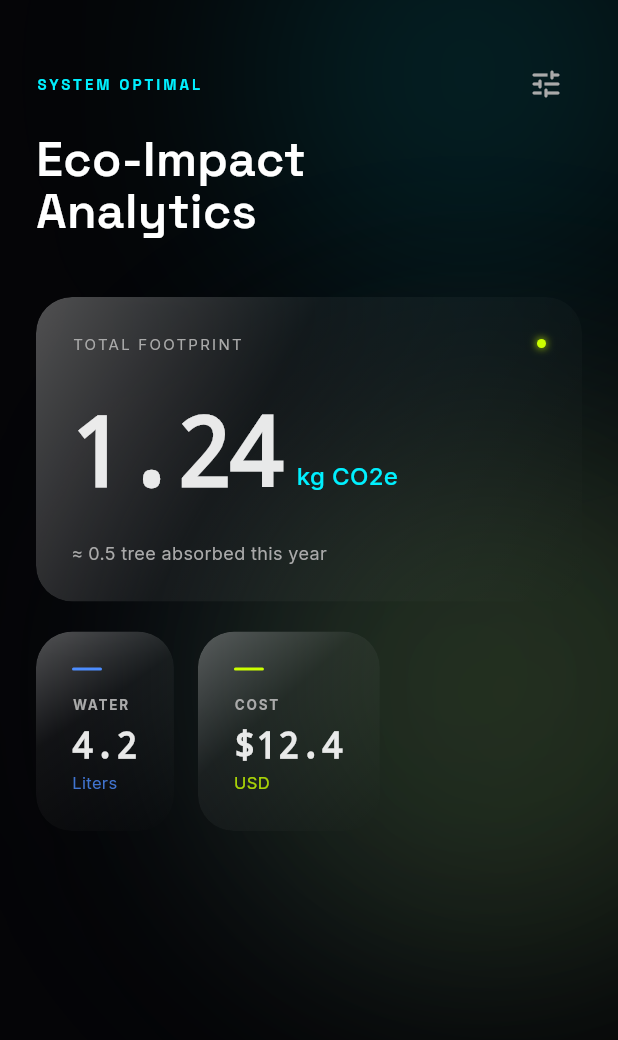
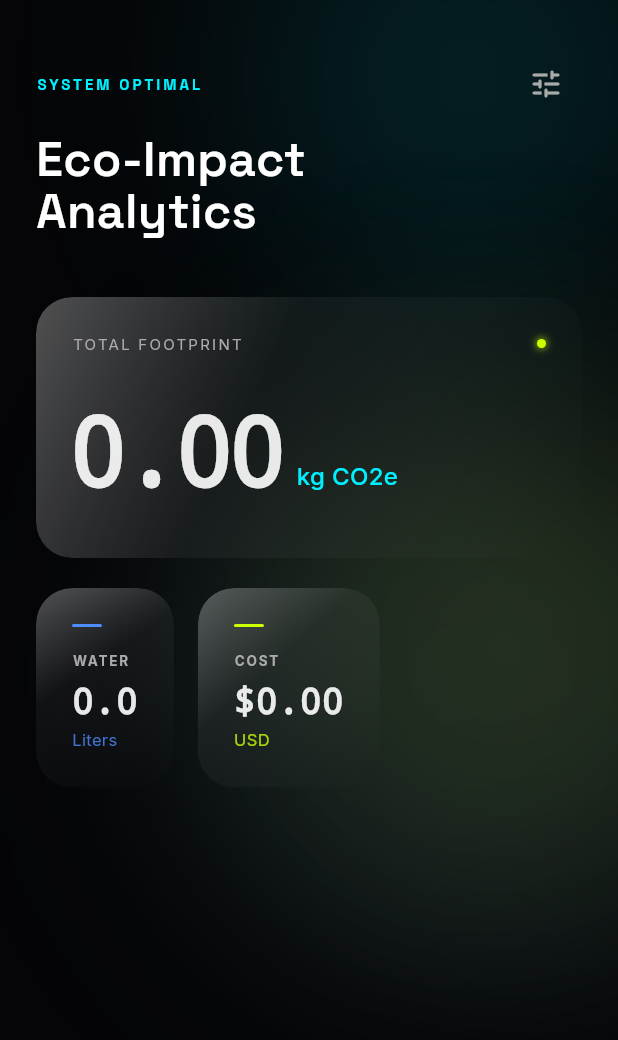
Before and after one commit to julien23ferver/NeuraGreen, a Flutter app: the screen it shows after launch, on a phone screen of 412 x 824 dp. Shown: the top 1040 px of the screen. Run offline on Flutter 3.47's test engine with Material 3 defaults, Android fonts, the light colour scheme and no system bars; drawn by our look-alikes of flutter_animate; our stand-ins replace dio, flutter_riverpod, flutter_secure_storage, google_fonts, hive; accounts and stored records are empty; generated files the repository leaves out were written again.

Commit message:
feat: Display real OpenAI usage data on Dashboard

```diff
--- /dev/null
+++ b/lib/data/models/openai_invoice_item.dart
@@ -0,0 +1,19 @@
+class OpenAIInvoiceItem {
+  final String name;
+  final int quantity; // Total tokens
+  final double cost; // In USD cents
+
+  OpenAIInvoiceItem({
+    required this.name,
+    required this.quantity,
+    required this.cost,
+  });
+
+  factory OpenAIInvoiceItem.fromJson(Map<String, dynamic> json) {
+    return OpenAIInvoiceItem(
+      name: json['name'],
+      quantity: json['quantity'],
+      cost: json['cost'] / 100.0, // Convert cents to dollars
+    );
+  }
+}
--- a/lib/features/dashboard/dashboard_screen.dart
+++ b/lib/features/dashboard/dashboard_screen.dart
@@ -3,10 +3,9 @@ import 'package:flutter/material.dart';
 import 'package:google_fonts/google_fonts.dart';
 import 'package:flutter_animate/flutter_animate.dart';
 import '../../core/app_colors.dart';
+import '../../data/models/openai_invoice_item.dart';
 import '../../presentation/widgets/glass_card.dart';
 import '../settings/settings_screen.dart';
-import '../../core/services/openai_service.dart';
-
 import '../../core/services/openai_service.dart';
 
 class DashboardScreen extends StatefulWidget {
@@ -18,7 +17,14 @@ class DashboardScreen extends StatefulWidget {
 
 class _DashboardScreenState extends State<DashboardScreen> {
   final OpenAIService _openAIService = OpenAIService();
-  Map<String, dynamic>? _usageData;
+  List<OpenAIInvoiceItem> _invoiceItems = [];
+  bool _isLoading = true;
+
+  // Calculated values
+  double get _totalCost => _invoiceItems.fold(0, (sum, item) => sum + item.cost);
+  int get _totalTokens => _invoiceItems.fold(0, (sum, item) => sum + item.quantity);
+  double get _totalCO2Kg => (_totalTokens / 1000) * 0.15; // Placeholder conversion
+  double get _totalWaterL => (_totalTokens / 1000) * 0.5; // Placeholder conversion
 
   @override
   void initState() {
@@ -27,37 +33,42 @@ class _DashboardScreenState extends State<DashboardScreen> {
   }
 
   Future<void> _fetchUsage() async {
+    setState(() => _isLoading = true);
     final data = await _openAIService.getUsage();
-    if (data != null) {
-      print('--- REAL OPENAI USAGE DATA ---');
-      print(data);
+    if (data != null && data['data'] is List) {
+      final items = (data['data'] as List)
+          .map((item) => OpenAIInvoiceItem.fromJson(item))
+          .toList();
       setState(() {
-        _usageData = data;
+        _invoiceItems = items;
       });
     }
+    setState(() => _isLoading = false);
   }
 
   @override
   Widget build(BuildContext context) {
-    // TODO: Use _usageData to display real data
-
     return Scaffold(
       backgroundColor: AppColors.background,
       body: Stack(
-        clipBehavior: Clip.none, // Empêche les animations d'être coupées au bord
+        clipBehavior: Clip.none,
         children: [
-          // 1. Lumières ambiantes animées
+          // Blobs etc.
           _buildAnimatedBlob(AppColors.biolumCyan, -100, -50, 300, 6.seconds),
           _buildAnimatedBlob(AppColors.plasmaBlue, 250, -100, 400, 8.seconds),
           _buildAnimatedBlob(AppColors.toxicLime, null, -100, 350, 10.seconds, bottom: -50),
 
-          // 2. Contenu principal
           SafeArea(
-            child: SingleChildScrollView( // Supprime l'overflow (barre jaune)
+            child: RefreshIndicator(
+              onRefresh: _fetchUsage,
+              backgroundColor: AppColors.biolumCyan,
+              color: AppColors.background,
+              child: SingleChildScrollView(
                 padding: const EdgeInsets.symmetric(horizontal: 24.0, vertical: 32.0),
                 child: Column(
                   crossAxisAlignment: CrossAxisAlignment.start,
                   children: [
+                    // Header
                     Row(
                       mainAxisAlignment: MainAxisAlignment.spaceBetween,
                       children: [
@@ -65,76 +76,45 @@ class _DashboardScreenState extends State<DashboardScreen> {
                           crossAxisAlignment: CrossAxisAlignment.start,
                           children: [
                             Text(
-                            'SYSTEM OPTIMAL',
+                              'SYSTEM ' + (_isLoading ? 'LOADING...' : 'OPTIMAL'),
                               style: GoogleFonts.spaceGrotesk(
                                 color: AppColors.biolumCyan,
                                 fontSize: 10,
                                 fontWeight: FontWeight.bold,
                                 letterSpacing: 2.0,
                               ),
-                          ).animate().fade().slideX(),
+                            ),
                           ],
                         ),
                         IconButton(
                           icon: const Icon(Icons.tune_rounded, color: AppColors.textMediumEmphasis),
-                        onPressed: () {
-                          Navigator.push(
-                            context,
-                            MaterialPageRoute(builder: (context) => const SettingsScreen()),
-                          );
-                        },
-                      ).animate().fade(delay: 100.ms),
+                          onPressed: () => Navigator.push(context, MaterialPageRoute(builder: (context) => const SettingsScreen())),
+                        ),
                       ],
                     ),
-
                     const SizedBox(height: 8),
-                  Text(
-                    'Eco-Impact\nAnalytics',
-                    style: GoogleFonts.spaceGrotesk(
-                      color: AppColors.textHighEmphasis,
-                      fontSize: 32,
-                      fontWeight: FontWeight.w600,
-                      height: 1.1,
-                    ),
-                  ).animate().fade(delay: 100.ms).slideY(begin: 0.1, end: 0),
+                    Text('Eco-Impact\nAnalytics', style: GoogleFonts.spaceGrotesk(color: AppColors.textHighEmphasis, fontSize: 32, fontWeight: FontWeight.w600, height: 1.1)),
 
                     const SizedBox(height: 40),
 
-                  const GlassCard(
+                    // CO2 Card
+                    GlassCard(
                       width: double.infinity,
-                    child: Column(
+                      child: _isLoading
+                          ? const Center(child: CircularProgressIndicator())
+                          : Column(
                         crossAxisAlignment: CrossAxisAlignment.start,
                         children: [
-                        Row(
-                          mainAxisAlignment: MainAxisAlignment.spaceBetween,
-                          children: [
-                            Text(
-                              'TOTAL FOOTPRINT',
-                              style: TextStyle(color: AppColors.textMediumEmphasis, fontSize: 10, letterSpacing: 1.5),
-                            ),
-                            _PulsingDot(),
-                          ],
-                        ),
-                        SizedBox(height: 20),
+                          const Row(mainAxisAlignment: MainAxisAlignment.spaceBetween, children: [Text('TOTAL FOOTPRINT', style: TextStyle(color: AppColors.textMediumEmphasis, fontSize: 10, letterSpacing: 1.5)), _PulsingDot()]),
+                          const SizedBox(height: 20),
                           Row(
                             crossAxisAlignment: CrossAxisAlignment.baseline,
                             textBaseline: TextBaseline.alphabetic,
                             children: [
-                            Text(
-                              '1.24',
-                              style: TextStyle(fontSize: 64, fontWeight: FontWeight.bold, fontFamily: 'monospace', letterSpacing: -3),
-                            ),
-                            SizedBox(width: 8),
-                            Text(
-                              'kg CO2e',
-                              style: TextStyle(color: AppColors.biolumCyan, fontSize: 16, fontWeight: FontWeight.w500),
-                            ),
+                              Text(_totalCO2Kg.toStringAsFixed(2), style: const TextStyle(fontSize: 64, fontWeight: FontWeight.bold, fontFamily: 'monospace', letterSpacing: -3)),
+                              const SizedBox(width: 8),
+                              const Text('kg CO2e', style: TextStyle(color: AppColors.biolumCyan, fontSize: 16, fontWeight: FontWeight.w500)),
                             ],
-                        ),
-                        SizedBox(height: 12),
-                        Text(
-                          '≈ 0.5 tree absorbed this year',
-                          style: TextStyle(color: AppColors.textMediumEmphasis, fontSize: 12),
                           ),
                         ],
                       ),
@@ -142,22 +122,28 @@ class _DashboardScreenState extends State<DashboardScreen> {
 
                     const SizedBox(height: 20),
 
+                    // Water & Cost Cards
                     Row(
                       children: [
                         Expanded(
                           child: GlassCard(
-                          child: _buildMetric('WATER', '4.2', 'Liters', AppColors.plasmaBlue),
+                            child: _isLoading
+                                ? const Center(child: CircularProgressIndicator())
+                                : _buildMetric('WATER', _totalWaterL.toStringAsFixed(1), 'Liters', AppColors.plasmaBlue),
                           ),
                         ).animate().fade(delay: 300.ms).moveY(begin: 20, end: 0),
                         const SizedBox(width: 16),
                         Expanded(
                           child: GlassCard(
-                          child: _buildMetric('COST', r'$12.4', 'USD', AppColors.toxicLime),
+                            child: _isLoading
+                                ? const Center(child: CircularProgressIndicator())
+                                : _buildMetric('COST', '\$${_totalCost.toStringAsFixed(2)}', 'USD', AppColors.toxicLime),
                           ),
                         ).animate().fade(delay: 400.ms).moveY(begin: 20, end: 0),
                       ],
                     ),
                   ],
+                ),
               ),
             ),
           ),
@@ -168,20 +154,11 @@ class _DashboardScreenState extends State<DashboardScreen> {
 
   Widget _buildAnimatedBlob(Color color, double? top, double? right, double size, Duration duration, {double? left, double? bottom}) {
     return Positioned(
-      top: top,
-      right: right,
-      left: left,
-      bottom: bottom,
+      top: top, right: right, left: left, bottom: bottom,
       child: ImageFiltered(
         imageFilter: ImageFilter.blur(sigmaX: 80, sigmaY: 80),
-        child: Container(
-          width: size,
-          height: size,
-          decoration: BoxDecoration(shape: BoxShape.circle, color: color.withOpacity(0.12)),
-        ),
-      ).animate(onPlay: (c) => c.repeat(reverse: true))
-       .moveY(begin: 0, end: 30, duration: duration, curve: Curves.easeInOutSine)
-       .scale(begin: const Offset(1, 1), end: const Offset(1.1, 1.1), duration: duration),
+        child: Container(width: size, height: size, decoration: BoxDecoration(shape: BoxShape.circle, color: color.withOpacity(0.12))),
+      ).animate(onPlay: (c) => c.repeat(reverse: true)).moveY(begin: 0, end: 30, duration: duration, curve: Curves.easeInOutSine).scale(begin: const Offset(1, 1), end: const Offset(1.1, 1.1), duration: duration),
     );
   }
 
@@ -204,9 +181,6 @@ class _PulsingDot extends StatelessWidget {
   const _PulsingDot();
   @override
   Widget build(BuildContext context) {
-    return Container(
-      width: 6, height: 6,
-      decoration: const BoxDecoration(color: AppColors.toxicLime, shape: BoxShape.circle, boxShadow: [BoxShadow(color: AppColors.toxicLime, blurRadius: 4)]),
-    ).animate(onPlay: (c) => c.repeat(reverse: true)).fade(begin: 0.3, end: 1.0, duration: 1.seconds);
+    return Container(width: 6, height: 6, decoration: const BoxDecoration(color: AppColors.toxicLime, shape: BoxShape.circle, boxShadow: [BoxShadow(color: AppColors.toxicLime, blurRadius: 4)])).animate(onPlay: (c) => c.repeat(reverse: true)).fade(begin: 0.3, end: 1.0, duration: 1.seconds);
   }
 }
```
Lines whose indentation alone changed are shown as unchanged.
